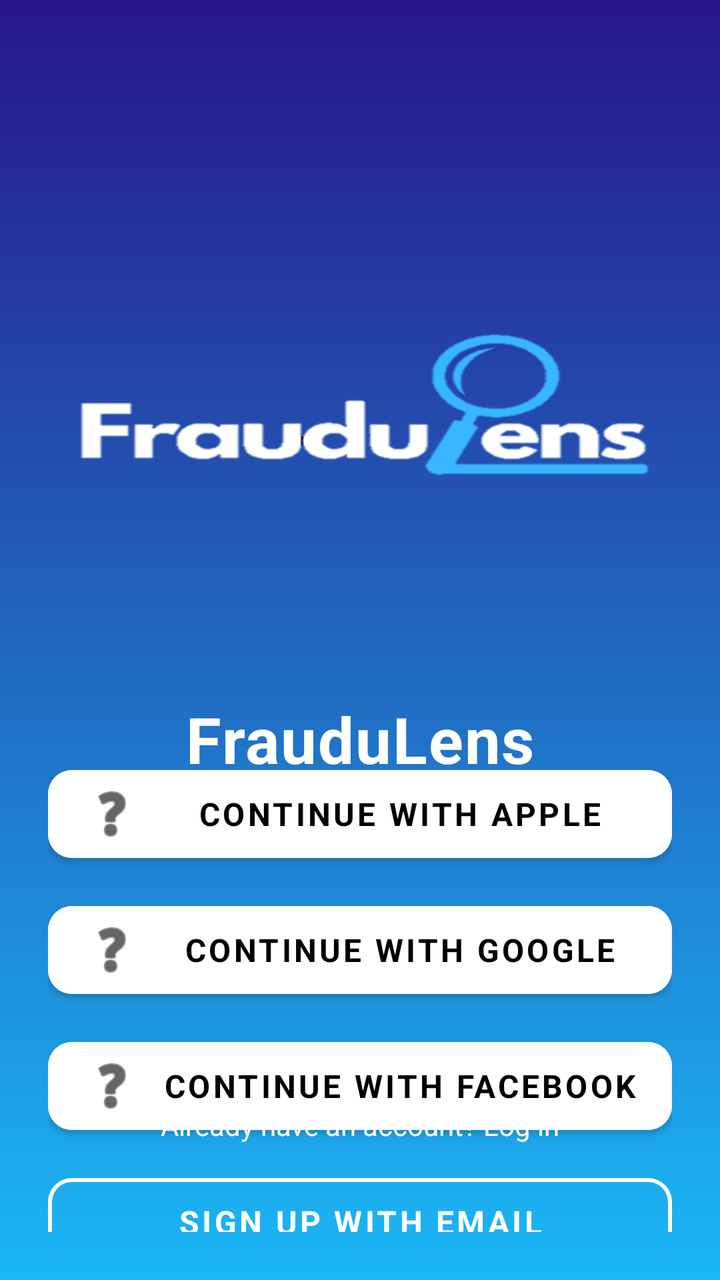
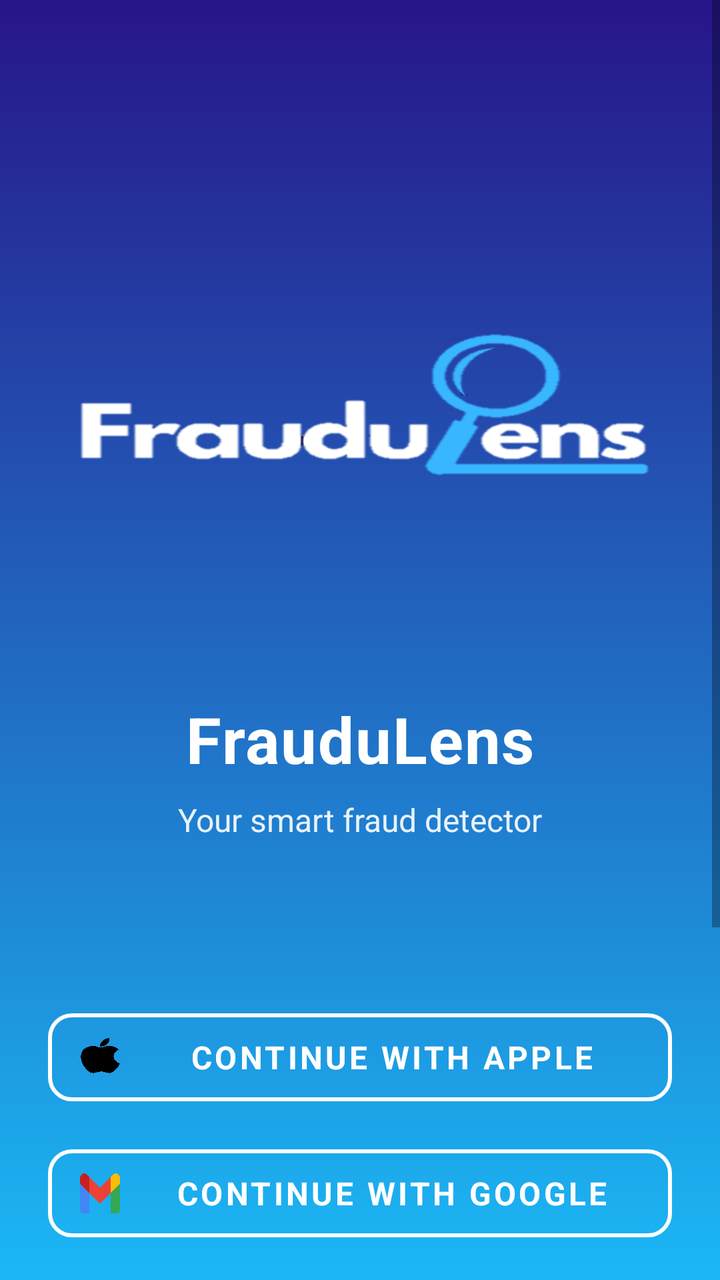

The first picture is an Android layout as it rendered before a commit; the second is the same layout after the commit. The layout source and the unified diff follow.
<!-- AndroidManifest.xml: application theme Theme.FrauduLens -->
<!-- res/layout/activity_starter.xml -->
<?xml version="1.0" encoding="utf-8"?>
<androidx.constraintlayout.widget.ConstraintLayout xmlns:android="http://schemas.android.com/apk/res/android"
    xmlns:app="http://schemas.android.com/apk/res-auto"
    android:layout_width="match_parent"
    android:layout_height="match_parent"
    android:background="@drawable/gradient_bg_reversed"
    android:padding="24dp">

    <ImageView
        android:id="@+id/imgLogo"
        android:layout_width="340dp"
        android:layout_height="220dp"
        android:src="@drawable/flbg"
        android:scaleType="fitXY"
        app:layout_constraintTop_toTopOf="parent"
        app:layout_constraintStart_toStartOf="parent"
        app:layout_constraintEnd_toEndOf="parent"
        android:layout_marginTop="80dp"/>

    <TextView
        android:id="@+id/tvAppName"
        android:layout_width="wrap_content"
        android:layout_height="wrap_content"
        android:text="FrauduLens"
        android:textColor="@color/surface"
        android:textSize="32sp"
        android:textStyle="bold"
        android:letterSpacing="0.02"
        app:layout_constraintTop_toBottomOf="@id/imgLogo"
        app:layout_constraintStart_toStartOf="parent"
        app:layout_constraintEnd_toEndOf="parent"
        android:layout_marginTop="24dp"/>

    <TextView
        android:id="@+id/tvTagline"
        android:layout_width="0dp"
        android:layout_height="wrap_content"
        android:text="Your smart fraud detector"
        android:textColor="@color/surface"
        android:textSize="16sp"
        android:alpha="0.9"
        android:gravity="center"
        app:layout_constraintTop_toBottomOf="@id/tvAppName"
        app:layout_constraintStart_toStartOf="parent"
        app:layout_constraintEnd_toEndOf="parent"
        android:layout_marginTop="8dp"/>

    <LinearLayout
        android:id="@+id/llButtons"
        android:layout_width="0dp"
        android:layout_height="wrap_content"
        android:orientation="vertical"
        app:layout_constraintTop_toBottomOf="@id/tvTagline"
        app:layout_constraintStart_toStartOf="parent"
        app:layout_constraintEnd_toEndOf="parent"
        app:layout_constraintBottom_toTopOf="@id/tvLoginLink"
        android:layout_marginTop="80dp"
        android:layout_marginBottom="24dp">

        <com.google.android.material.button.MaterialButton
            android:id="@+id/btnApple"
            android:layout_width="match_parent"
            android:layout_height="56dp"
            android:text="Continue with Apple"
            android:textColor="@color/textPrimary"
            android:textSize="16sp"
            android:textStyle="bold"
            app:icon="@android:drawable/ic_menu_help"
            app:iconTint="@color/textPrimary"
            app:cornerRadius="12dp"
            app:strokeWidth="0dp"
            android:backgroundTint="@color/surface"
            style="@style/Widget.MaterialComponents.Button"
            android:layout_marginBottom="12dp"/>

        <com.google.android.material.button.MaterialButton
            android:id="@+id/btnGoogle"
            android:layout_width="match_parent"
            android:layout_height="56dp"
            android:text="Continue with Google"
            android:textColor="@color/textPrimary"
            android:textSize="16sp"
            android:textStyle="bold"
            app:icon="@android:drawable/ic_menu_help"
            app:iconTint="@color/textPrimary"
            app:cornerRadius="12dp"
            app:strokeWidth="0dp"
            android:backgroundTint="@color/surface"
            style="@style/Widget.MaterialComponents.Button"
            android:layout_marginBottom="12dp"/>

        <com.google.android.material.button.MaterialButton
            android:id="@+id/btnFacebook"
            android:layout_width="match_parent"
            android:layout_height="56dp"
            android:text="Continue with Facebook"
            android:textColor="@color/textPrimary"
            android:textSize="16sp"
            android:textStyle="bold"
            app:icon="@android:drawable/ic_menu_help"
            app:iconTint="@color/textPrimary"
            app:cornerRadius="12dp"
            app:strokeWidth="0dp"
            android:backgroundTint="@color/surface"
            style="@style/Widget.MaterialComponents.Button"
            android:layout_marginBottom="12dp"/>

        <com.google.android.material.button.MaterialButton
            android:id="@+id/btnEmail"
            android:layout_width="match_parent"
            android:layout_height="56dp"
            android:text="Sign up with Email"
            android:textColor="@color/surface"
            android:textSize="16sp"
            android:textStyle="bold"
            app:cornerRadius="12dp"
            app:strokeWidth="2dp"
            app:strokeColor="@color/surface"
            android:backgroundTint="@android:color/transparent"
            style="@style/Widget.MaterialComponents.Button.OutlinedButton"/>
    </LinearLayout>

    <TextView
        android:id="@+id/tvLoginLink"
        android:layout_width="wrap_content"
        android:layout_height="wrap_content"
        android:text="Already have an account? Log in"
        android:textColor="@color/surface"
        android:textSize="14sp"
        android:padding="12dp"
        android:clickable="true"
        android:focusable="true"
        android:background="?attr/selectableItemBackground"
        app:layout_constraintBottom_toBottomOf="parent"
        app:layout_constraintStart_toStartOf="parent"
        app:layout_constraintEnd_toEndOf="parent"
        android:layout_marginBottom="32dp"/>

</androidx.constraintlayout.widget.ConstraintLayout>
<!-- resources referenced by this layout -->
<resources>
  <color name="surface">#FFFFFF</color>
  <color name="textPrimary">#000000</color>
  <!-- drawable flbg: png bitmap (drawable, 5142 bytes) -->
  <!-- drawable gradient_bg_reversed (drawable) -->
  <?xml version="1.0" encoding="utf-8"?>
  <shape xmlns:android="http://schemas.android.com/apk/res/android" android:shape="rectangle">
      <gradient
          android:angle="90"
          android:startColor="@color/colorBlue"
          android:centerColor="@color/colorBlue"
          android:centerY="0"
          android:endColor="@color/colorDarkPurple"
          android:type="linear" />
  </shape>
  <style name="Theme.FrauduLens" parent="Theme.MaterialComponents.DayNight.NoActionBar">
          <item name="colorPrimary">@color/primaryColor</item>
          <item name="colorPrimaryVariant">@color/primaryVariant</item>
          <item name="colorSecondary">@color/secondaryColor</item>
          <item name="android:statusBarColor">@color/primaryVariant</item>
          <item name="android:navigationBarColor">@color/primaryVariant</item>
          <item name="materialCardViewStyle">@style/Widget.MaterialComponents.CardView</item>
          <item name="android:windowBackground">@drawable/gradient_bg</item>
          <item name="android:fontFamily">sans-serif</item>
      </style>
  <color name="colorBlue">#1BB8F6</color>
  <color name="colorDarkPurple">#271589</color>
  <color name="primaryColor">#2F08F1</color>
  <color name="primaryVariant">#271589</color>
  <color name="secondaryColor">#1BB8F6</color>
  <!-- drawable gradient_bg (drawable) -->
  <?xml version="1.0" encoding="utf-8"?>
  <shape xmlns:android="http://schemas.android.com/apk/res/android" android:shape="rectangle">
      <gradient
          android:angle="90"
          android:startColor="@color/colorDarkPurple"
          android:centerColor="@color/colorDarkPurple"
          android:centerY="0.5"
          android:endColor="@color/colorBlue"
          android:type="linear" />
  </shape>
</resources>

<!-- the commit's change to res/layout/activity_starter.xml (unified diff, before → after) -->
@@ -1,10 +1,15 @@
 <?xml version="1.0" encoding="utf-8"?>
-<androidx.constraintlayout.widget.ConstraintLayout xmlns:android="http://schemas.android.com/apk/res/android"
+<ScrollView xmlns:android="http://schemas.android.com/apk/res/android"
     xmlns:app="http://schemas.android.com/apk/res-auto"
     android:layout_width="match_parent"
     android:layout_height="match_parent"
     android:background="@drawable/gradient_bg_reversed"
-    android:padding="24dp">
+    android:fillViewport="true">
+
+    <androidx.constraintlayout.widget.ConstraintLayout
+        android:layout_width="match_parent"
+        android:layout_height="wrap_content"
+        android:padding="24dp">
 
     <ImageView
         android:id="@+id/imgLogo"
@@ -62,15 +67,18 @@
             android:layout_width="match_parent"
             android:layout_height="56dp"
             android:text="Continue with Apple"
-            android:textColor="@color/textPrimary"
+            android:textColor="@color/surface"
             android:textSize="16sp"
             android:textStyle="bold"
-            app:icon="@android:drawable/ic_menu_help"
-            app:iconTint="@color/textPrimary"
+            app:icon="@drawable/ic_apple"
+            app:iconSize="20dp"
+            app:iconPadding="12dp"
+            app:iconTint="@null"
             app:cornerRadius="12dp"
-            app:strokeWidth="0dp"
-            android:backgroundTint="@color/surface"
-            style="@style/Widget.MaterialComponents.Button"
+            app:strokeWidth="2dp"
+            app:strokeColor="@color/surface"
+            android:backgroundTint="@android:color/transparent"
+            style="@style/Widget.MaterialComponents.Button.OutlinedButton"
             android:layout_marginBottom="12dp"/>
 
         <com.google.android.material.button.MaterialButton
@@ -78,15 +86,18 @@
             android:layout_width="match_parent"
             android:layout_height="56dp"
             android:text="Continue with Google"
-            android:textColor="@color/textPrimary"
+            android:textColor="@color/surface"
             android:textSize="16sp"
             android:textStyle="bold"
-            app:icon="@android:drawable/ic_menu_help"
-            app:iconTint="@color/textPrimary"
+            app:icon="@drawable/ic_gmail"
+            app:iconSize="20dp"
+            app:iconPadding="12dp"
+            app:iconTint="@null"
             app:cornerRadius="12dp"
-            app:strokeWidth="0dp"
-            android:backgroundTint="@color/surface"
-            style="@style/Widget.MaterialComponents.Button"
+            app:strokeWidth="2dp"
+            app:strokeColor="@color/surface"
+            android:backgroundTint="@android:color/transparent"
+            style="@style/Widget.MaterialComponents.Button.OutlinedButton"
             android:layout_marginBottom="12dp"/>
 
         <com.google.android.material.button.MaterialButton
@@ -94,15 +105,18 @@
             android:layout_width="match_parent"
             android:layout_height="56dp"
             android:text="Continue with Facebook"
-            android:textColor="@color/textPrimary"
+            android:textColor="@color/surface"
             android:textSize="16sp"
             android:textStyle="bold"
-            app:icon="@android:drawable/ic_menu_help"
-            app:iconTint="@color/textPrimary"
+            app:icon="@drawable/ic_faecbook"
+            app:iconSize="20dp"
+            app:iconPadding="12dp"
+            app:iconTint="@null"
             app:cornerRadius="12dp"
-            app:strokeWidth="0dp"
-            android:backgroundTint="@color/surface"
-            style="@style/Widget.MaterialComponents.Button"
+            app:strokeWidth="2dp"
+            app:strokeColor="@color/surface"
+            android:backgroundTint="@android:color/transparent"
+            style="@style/Widget.MaterialComponents.Button.OutlinedButton"
             android:layout_marginBottom="12dp"/>
 
         <com.google.android.material.button.MaterialButton
@@ -136,4 +150,5 @@
         app:layout_constraintEnd_toEndOf="parent"
         android:layout_marginBottom="32dp"/>
 
-</androidx.constraintlayout.widget.ConstraintLayout>
+    </androidx.constraintlayout.widget.ConstraintLayout>
+</ScrollView>
<!-- resource entries referenced after the edit -->
@@ -1,7 +1,6 @@
 <!-- resources referenced by this layout -->
 <resources>
   <color name="surface">#FFFFFF</color>
-  <color name="textPrimary">#000000</color>
   <!-- drawable flbg: png bitmap (drawable, 5142 bytes) -->
   <!-- drawable gradient_bg_reversed (drawable) -->
   <?xml version="1.0" encoding="utf-8"?>
@@ -14,6 +13,9 @@
           android:endColor="@color/colorDarkPurple"
           android:type="linear" />
   </shape>
+  <!-- drawable ic_apple: png bitmap (drawable, 128648 bytes) -->
+  <!-- drawable ic_faecbook: png bitmap (drawable, 31014 bytes) -->
+  <!-- drawable ic_gmail: png bitmap (drawable, 8486 bytes) -->
   <style name="Theme.FrauduLens" parent="Theme.MaterialComponents.DayNight.NoActionBar">
           <item name="colorPrimary">@color/primaryColor</item>
           <item name="colorPrimaryVariant">@color/primaryVariant</item>
